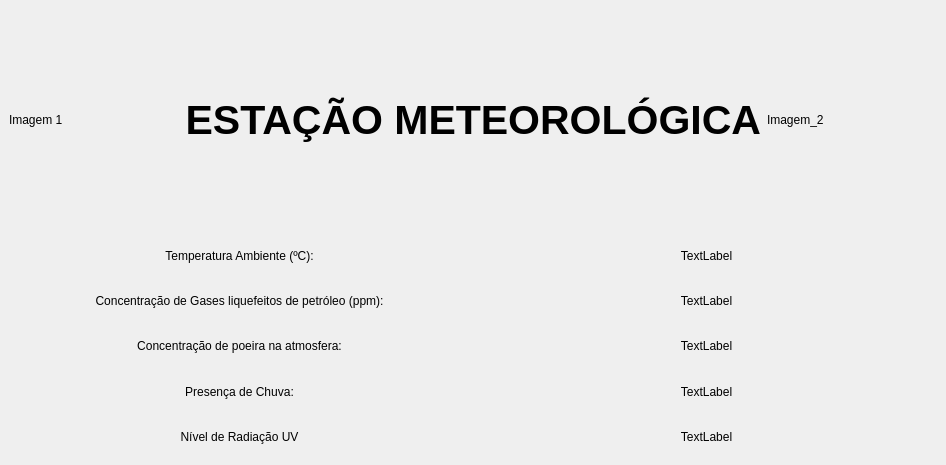
This is QT Project/Projeto-Final-Lab3/mainwindow.ui in matheussebastiani/Lab3-Projeto-Final as Qt 5 draws it before an edit. The edited form follows.
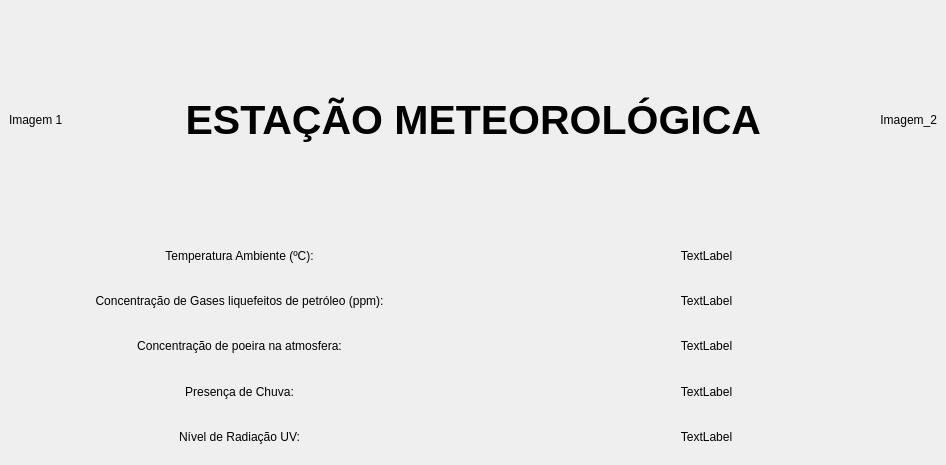
This is the edited form.

```diff
--- a/QT Project/Projeto-Final-Lab3/mainwindow.ui
+++ b/QT Project/Projeto-Final-Lab3/mainwindow.ui
@@ -122,7 +122,7 @@
       <item row="4" column="0">
        <widget class="QLabel" name="UV_label">
         <property name="text">
-         <string>Nível de Radiação UV</string>
+         <string>Nível de Radiação UV:</string>
         </property>
         <property name="alignment">
          <set>Qt::AlignCenter</set>
@@ -162,6 +162,9 @@
         <property name="text">
          <string>Imagem_2</string>
         </property>
+        <property name="alignment">
+         <set>Qt::AlignRight|Qt::AlignTrailing|Qt::AlignVCenter</set>
+        </property>
        </widget>
       </item>
      </layout>
```
